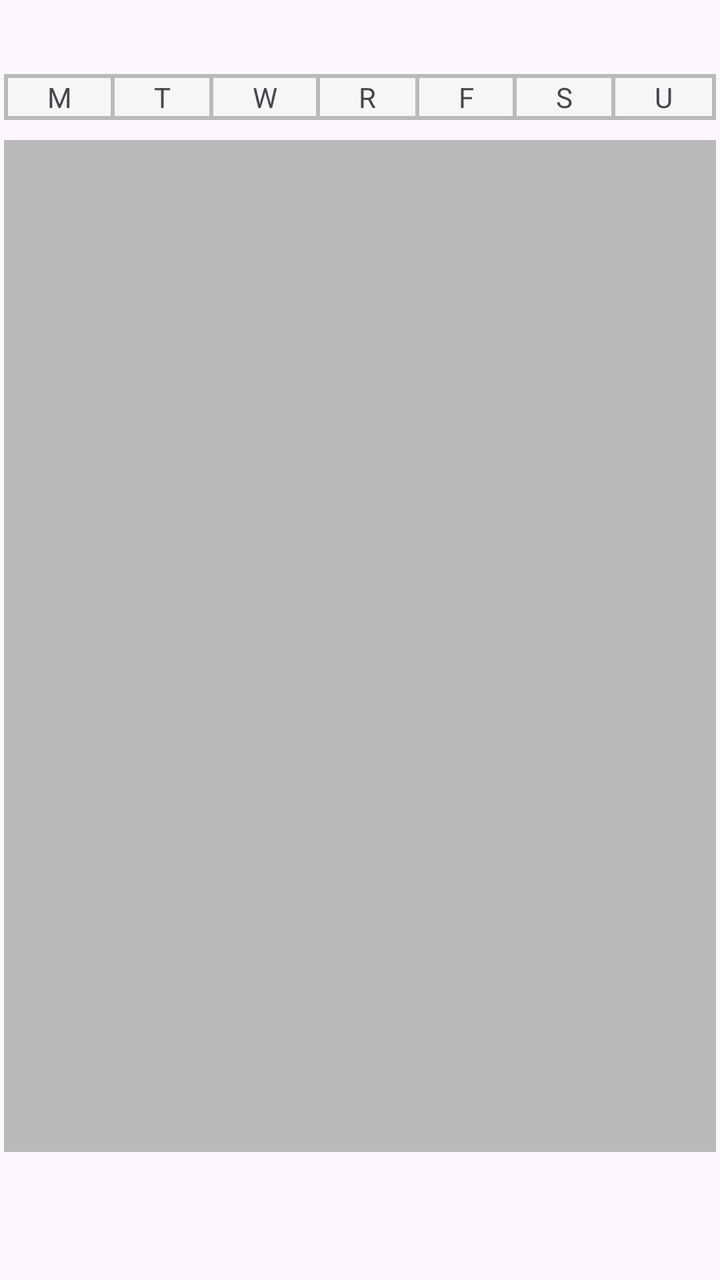
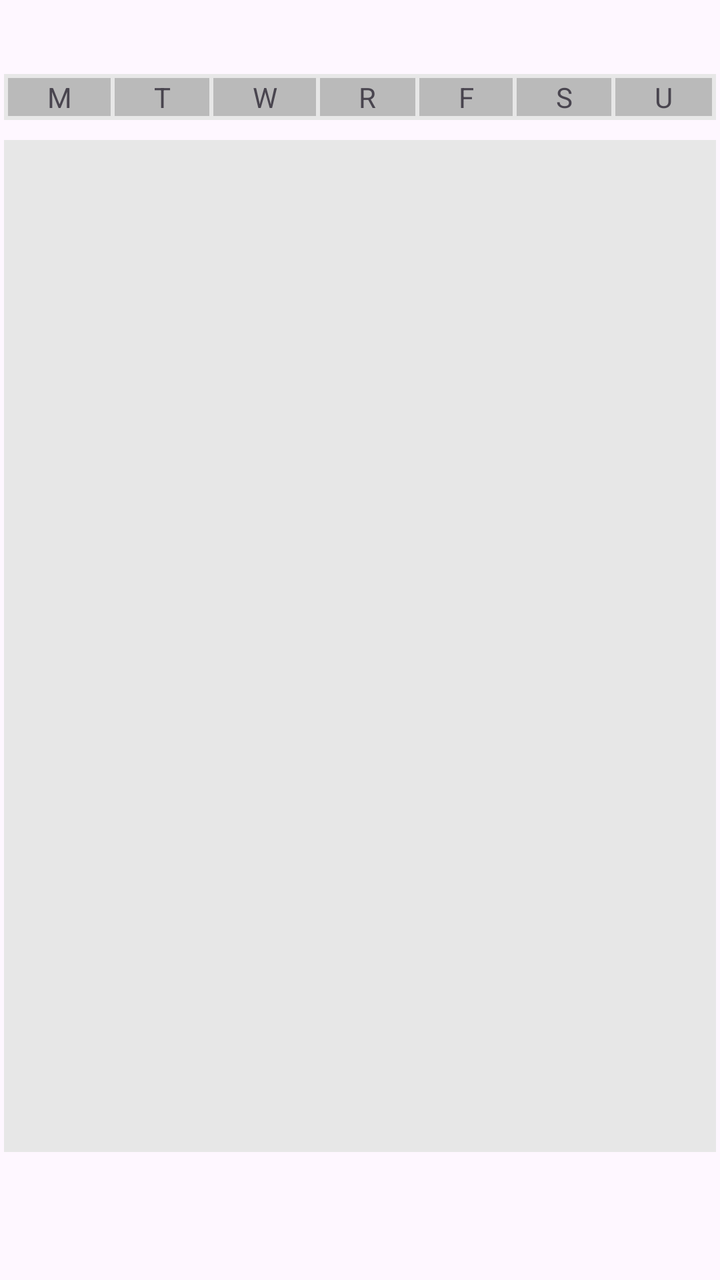

The first picture is an Android layout as it rendered before a commit; the second is the same layout after the commit. The layout source and the unified diff follow.
<!-- AndroidManifest.xml: application theme Theme.Mediplanner -->
<!-- res/layout/fragment_calendar_tab.xml -->
<?xml version="1.0" encoding="utf-8"?>
<RelativeLayout xmlns:android="http://schemas.android.com/apk/res/android"
    xmlns:tools="http://schemas.android.com/tools"
    android:layout_width="match_parent"
    android:layout_height="match_parent"
    android:tag="calendar_tab_fragment"
    android:textAlignment="center"
    tools:context=".calendar.CalendarTabFragment">

    <ListView
        android:id="@+id/daysTreatmentList"
        android:layout_width="match_parent"
        android:layout_height="match_parent"
        android:layout_below="@id/calendarTL"
        android:layout_marginHorizontal="2dp"
        android:layout_marginTop="10dp"
        android:layout_marginBottom="64dp"
        android:background="@color/light_grey" />

    <LinearLayout
        android:id="@+id/yearAndMonthView"
        android:layout_width="wrap_content"
        android:layout_height="wrap_content"
        android:layout_alignParentStart="true"
        android:layout_alignParentTop="true"
        android:layout_alignParentEnd="true"
        android:layout_marginVertical="5dp"
        android:layout_marginStart="5dp"
        android:orientation="horizontal">

        <TextView
            android:id="@+id/monthDislpayed"
            android:layout_width="wrap_content"
            android:layout_height="wrap_content"
            android:layout_weight="1"
            android:textAlignment="center"
            android:textSize="20sp"
            android:textStyle="bold" />

        <TextView
            android:id="@+id/yeardisplayed"
            android:layout_width="wrap_content"
            android:layout_height="wrap_content"
            android:layout_weight="1"
            android:textAlignment="center"
            android:textSize="20sp"
            android:textStyle="bold" />

    </LinearLayout>

    <TableLayout
        android:id="@+id/calendarTL"
        android:layout_width="match_parent"
        android:layout_height="wrap_content"
        android:layout_below="@id/yearAndMonthView"
        android:layout_alignParentStart="true"
        android:layout_marginHorizontal="2dp"
        android:background="@color/light_grey"
        android:paddingLeft="1dp"
        android:paddingTop="1dp"
        android:paddingRight="1dp"
        android:paddingBottom="1dp"
        android:stretchColumns="*">

        <TableRow
            android:id="@+id/headerRow"
            android:layout_width="0dp"
            android:layout_height="match_parent"
            android:background="@color/light_grey"
            android:gravity="center">

            <TextView
                android:id="@+id/mondayTextV"
                android:layout_width="match_parent"
                android:layout_height="wrap_content"
                android:layout_column="0"
                android:layout_marginHorizontal="1dp"
                android:layout_marginVertical="1dp"
                android:layout_weight="1"
                android:background="#F6F6F6"
                android:text="@string/monday"
                android:textAlignment="center" />

            <TextView
                android:id="@+id/tuesdayTextV"
                android:layout_width="match_parent"
                android:layout_height="wrap_content"
                android:layout_column="1"
                android:layout_marginHorizontal="1dp"
                android:layout_marginVertical="1dp"
                android:layout_weight="1"
                android:background="#F6F6F6"
                android:text="@string/tuesday"
                android:textAlignment="center" />

            <TextView
                android:id="@+id/wednesdayTextV"
                android:layout_width="match_parent"
                android:layout_height="wrap_content"
                android:layout_column="2"
                android:layout_marginHorizontal="1dp"
                android:layout_marginVertical="1dp"
                android:layout_weight="1"
                android:background="#F6F6F6"
                android:text="@string/wednesday"
                android:textAlignment="center" />

            <TextView
                android:id="@+id/thursdayTextV"
                android:layout_width="match_parent"
                android:layout_height="wrap_content"
                android:layout_column="3"
                android:layout_marginHorizontal="1dp"
                android:layout_marginVertical="1dp"
                android:layout_weight="1"
                android:background="#F6F6F6"
                android:text="@string/thursday"
                android:textAlignment="center" />

            <TextView
                android:id="@+id/fridayTextV"
                android:layout_width="match_parent"
                android:layout_height="wrap_content"
                android:layout_column="4"
                android:layout_marginHorizontal="1dp"
                android:layout_marginVertical="1dp"
                android:layout_weight="1"
                android:background="#F6F6F6"
                android:text="@string/friday"
                android:textAlignment="center" />

            <TextView
                android:id="@+id/saturdayTextV"
                android:layout_width="match_parent"
                android:layout_height="wrap_content"
                android:layout_column="5"
                android:layout_marginHorizontal="1dp"
                android:layout_marginVertical="1dp"
                android:layout_weight="1"
                android:background="#F6F6F6"
                android:text="@string/saturday"
                android:textAlignment="center" />

            <TextView
                android:id="@+id/sundayTextV"
                android:layout_width="match_parent"
                android:layout_height="wrap_content"
                android:layout_column="6"
                android:layout_marginHorizontal="1dp"
                android:layout_marginVertical="1dp"
                android:layout_weight="1"
                android:background="#F6F6F6"
                android:text="@string/sunday"
                android:textAlignment="center" />

        </TableRow>

        <TableRow
            android:id="@+id/calendarRow1"
            android:layout_width="0dp"
            android:layout_height="wrap_content"
            android:gravity="center"
            android:textAlignment="center"
            android:visibility="invisible" />

        <TableRow
            android:id="@+id/calendarRow2"
            android:layout_width="0dp"
            android:layout_height="wrap_content"
            android:gravity="center"
            android:textAlignment="center"
            android:visibility="invisible" />

        <TableRow
            android:id="@+id/calendarRow3"
            android:layout_width="0dp"
            android:layout_height="wrap_content"
            android:gravity="center"
            android:textAlignment="center"
            android:visibility="invisible" />

        <TableRow
            android:id="@+id/calendarRow4"
            android:layout_width="0dp"
            android:layout_height="wrap_content"
            android:gravity="center"
            android:textAlignment="center"
            android:visibility="invisible" />

        <TableRow
            android:id="@+id/calendarRow5"
            android:layout_width="0dp"
            android:layout_height="wrap_content"
            android:gravity="center"
            android:textAlignment="center"
            android:visibility="invisible" />

        <TableRow
            android:id="@+id/calendarRow6"
            android:layout_width="0dp"
            android:layout_height="wrap_content"
            android:gravity="center"
            android:textAlignment="center"
            android:visibility="invisible" />

    </TableLayout>
</RelativeLayout>
<!-- resources referenced by this layout -->
<resources>
  <color name="light_grey">#BABABA</color>
  <string name="friday">F</string>
  <string name="monday">M</string>
  <string name="saturday">S</string>
  <string name="sunday">U</string>
  <string name="thursday">R</string>
  <string name="tuesday">T</string>
  <string name="wednesday">W</string>
  <style name="Theme.Mediplanner" parent="Base.Theme.Mediplanner" />
  <style name="Base.Theme.Mediplanner" parent="Theme.Material3.DayNight.NoActionBar">
          
          
          <item name="android:activatedBackgroundIndicator">@color/selectionBackground</item>
          
      </style>
  <color name="selectionBackground">#9F98B3</color>
</resources>

<!-- the commit's change to res/layout/fragment_calendar_tab.xml (unified diff, before → after) -->
@@ -15,7 +15,8 @@
         android:layout_marginHorizontal="2dp"
         android:layout_marginTop="10dp"
         android:layout_marginBottom="64dp"
-        android:background="@color/light_grey" />
+        android:background="@color/light_grey"
+        android:padding="2dp" />
 
     <LinearLayout
         android:id="@+id/yearAndMonthView"
@@ -77,7 +78,7 @@
                 android:layout_marginHorizontal="1dp"
                 android:layout_marginVertical="1dp"
                 android:layout_weight="1"
-                android:background="#F6F6F6"
+                android:background="@color/grey"
                 android:text="@string/monday"
                 android:textAlignment="center" />
 
@@ -89,7 +90,7 @@
                 android:layout_marginHorizontal="1dp"
                 android:layout_marginVertical="1dp"
                 android:layout_weight="1"
-                android:background="#F6F6F6"
+                android:background="@color/grey"
                 android:text="@string/tuesday"
                 android:textAlignment="center" />
 
@@ -101,7 +102,7 @@
                 android:layout_marginHorizontal="1dp"
                 android:layout_marginVertical="1dp"
                 android:layout_weight="1"
-                android:background="#F6F6F6"
+                android:background="@color/grey"
                 android:text="@string/wednesday"
                 android:textAlignment="center" />
 
@@ -113,7 +114,7 @@
                 android:layout_marginHorizontal="1dp"
                 android:layout_marginVertical="1dp"
                 android:layout_weight="1"
-                android:background="#F6F6F6"
+                android:background="@color/grey"
                 android:text="@string/thursday"
                 android:textAlignment="center" />
 
@@ -125,7 +126,7 @@
                 android:layout_marginHorizontal="1dp"
                 android:layout_marginVertical="1dp"
                 android:layout_weight="1"
-                android:background="#F6F6F6"
+                android:background="@color/grey"
                 android:text="@string/friday"
                 android:textAlignment="center" />
 
@@ -137,7 +138,7 @@
                 android:layout_marginHorizontal="1dp"
                 android:layout_marginVertical="1dp"
                 android:layout_weight="1"
-                android:background="#F6F6F6"
+                android:background="@color/grey"
                 android:text="@string/saturday"
                 android:textAlignment="center" />
 
@@ -149,7 +150,7 @@
                 android:layout_marginHorizontal="1dp"
                 android:layout_marginVertical="1dp"
                 android:layout_weight="1"
-                android:background="#F6F6F6"
+                android:background="@color/grey"
                 android:text="@string/sunday"
                 android:textAlignment="center" />
 
<!-- resource entries referenced after the edit -->
@@ -1,6 +1,7 @@
 <!-- resources referenced by this layout -->
 <resources>
-  <color name="light_grey">#BABABA</color>
+  <color name="grey">#BABABA</color>
+  <color name="light_grey">#E7E7E7</color>
   <string name="friday">F</string>
   <string name="monday">M</string>
   <string name="saturday">S</string>
